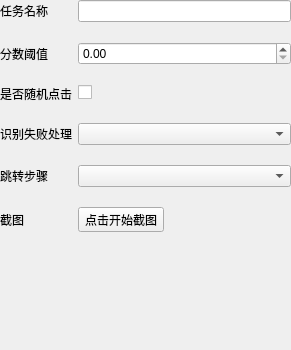
Old version of the form src/ui/typeOpenCVForm/typeopencvform.ui in the repository Ferrarii-430/onmyoji-script.
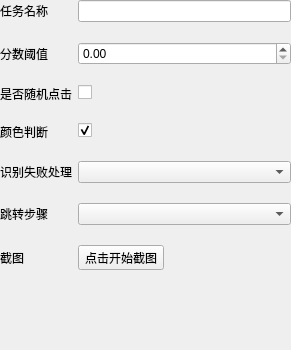
New version of the form.

Commit message:
feat(opencv): 新增颜色判断配置项 colorCheck
为 OpenCV 识别任务新增「颜色判断」选项，可控制是否启用 HSV 颜色校验。
对于同形状不同色的模板（如不同状态的按钮）开启可避免误识别，
对于颜色不稳定的场景可关闭以提升匹配率。

改动：
- ScriptActions: opencvRecognizesAndClick[ByBase64] 增加 colorCheck
  参数（默认 true），colorCheck=false 时跳过彩色模板加载与 HSV 校验
- typeopencvform.ui: 新增「颜色判断」复选框，默认勾选
- typeopencvform.cpp: loadFromJson/toJson 读写 colorCheck 字段
- TaskRunner: 读取 step["colorCheck"] 传入（缺省 true）

Diff of the .ui file:
```diff
--- a/src/ui/typeOpenCVForm/typeopencvform.ui
+++ b/src/ui/typeOpenCVForm/typeopencvform.ui
@@ -74,30 +74,50 @@
      </widget>
     </item>
     <item row="3" column="0">
+     <widget class="QLabel" name="label_6">
+      <property name="text">
+       <string>颜色判断</string>
+      </property>
+     </widget>
+    </item>
+    <item row="3" column="1">
+     <widget class="QCheckBox" name="colorCheckCheckBox">
+      <property name="text">
+       <string/>
+      </property>
+      <property name="checked">
+       <bool>true</bool>
+      </property>
+      <property name="toolTip">
+       <string>开启后对匹配区域做 HSV 颜色校验，可区分同形状不同色的模板（如不同状态的按钮）</string>
+      </property>
+     </widget>
+    </item>
+    <item row="4" column="0">
      <widget class="QLabel" name="label_5">
       <property name="text">
        <string>识别失败处理</string>
       </property>
      </widget>
     </item>
-    <item row="3" column="1">
+    <item row="4" column="1">
      <widget class="QComboBox" name="opencvErrorHandle"/>
     </item>
-    <item row="5" column="0">
+    <item row="6" column="0">
      <widget class="QLabel" name="label_4">
       <property name="text">
        <string>截图</string>
       </property>
      </widget>
     </item>
-    <item row="5" column="1">
+    <item row="6" column="1">
      <widget class="QToolButton" name="btnCapture">
       <property name="text">
        <string>点击开始截图</string>
       </property>
      </widget>
     </item>
-    <item row="6" column="0" colspan="2">
+    <item row="7" column="0" colspan="2">
      <widget class="QLabel" name="labelPreview">
       <property name="sizePolicy">
        <sizepolicy hsizetype="Expanding" vsizetype="Expanding">
@@ -113,14 +133,14 @@
       </property>
      </widget>
     </item>
-    <item row="4" column="0">
+    <item row="5" column="0">
      <widget class="QLabel" name="stepInputLabel">
       <property name="text">
        <string>跳转步骤</string>
       </property>
      </widget>
     </item>
-    <item row="4" column="1">
+    <item row="5" column="1">
      <widget class="QComboBox" name="stepInputBox"/>
     </item>
    </layout>
```
The commit also changes 4 other files.
